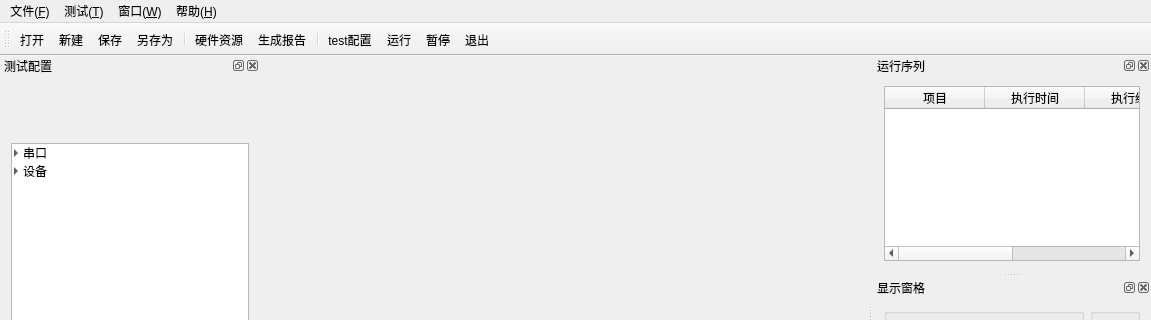
Before: the Qt Designer form mainwindow.ui in RoadRover-AutoTest/QtDemo, drawn with Qt 5; both pictures show x 0 to 1151 and y 0 to 320 of the 1151 by 884 pixel window.
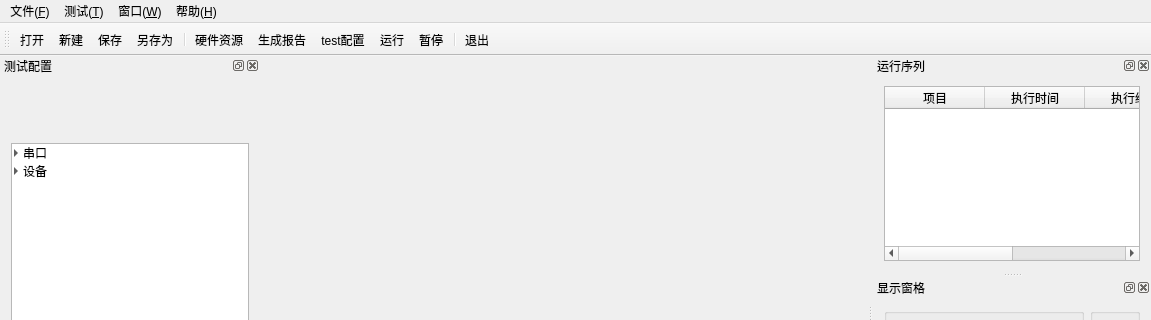
After: the same form once the commit is applied. Icons and pictures are not drawn. Custom widgets are drawn as their Qt base class.

The edit to the form file:
```diff
--- a/mainwindow.ui
+++ b/mainwindow.ui
@@ -100,10 +100,10 @@
    <addaction name="separator"/>
    <addaction name="actHard"/>
    <addaction name="actReport"/>
-   <addaction name="separator"/>
    <addaction name="actATtool"/>
    <addaction name="acttest"/>
    <addaction name="actPause"/>
+   <addaction name="separator"/>
    <addaction name="exit"/>
   </widget>
   <widget class="QDockWidget" name="dockWidgetLeft">
```
